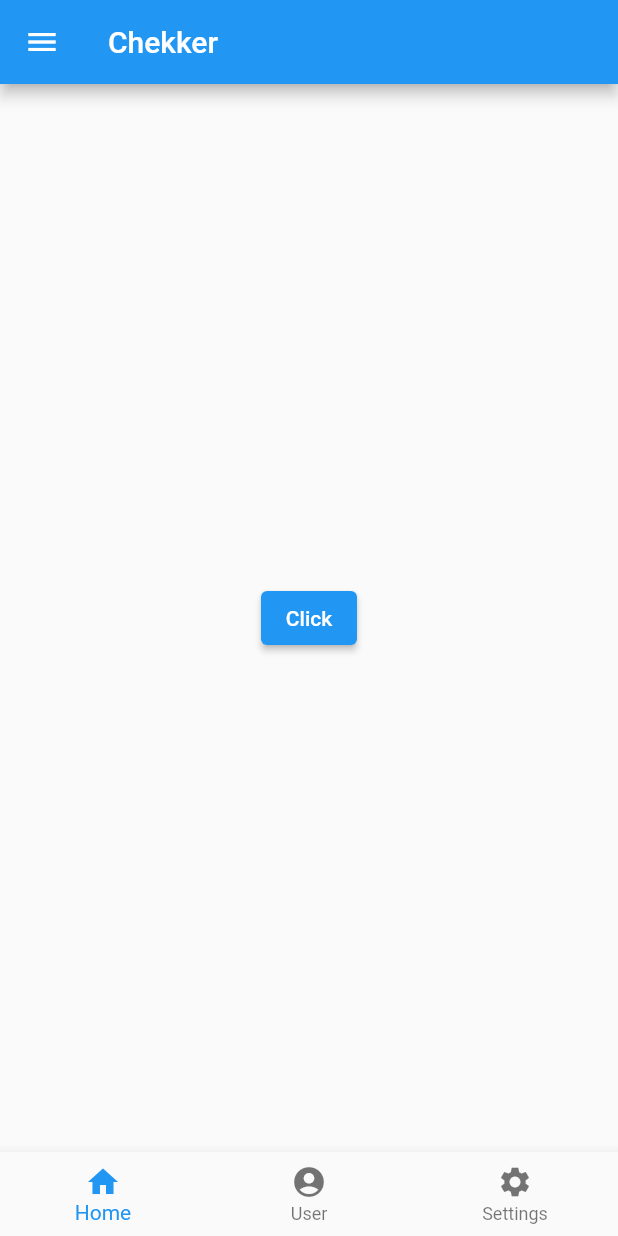
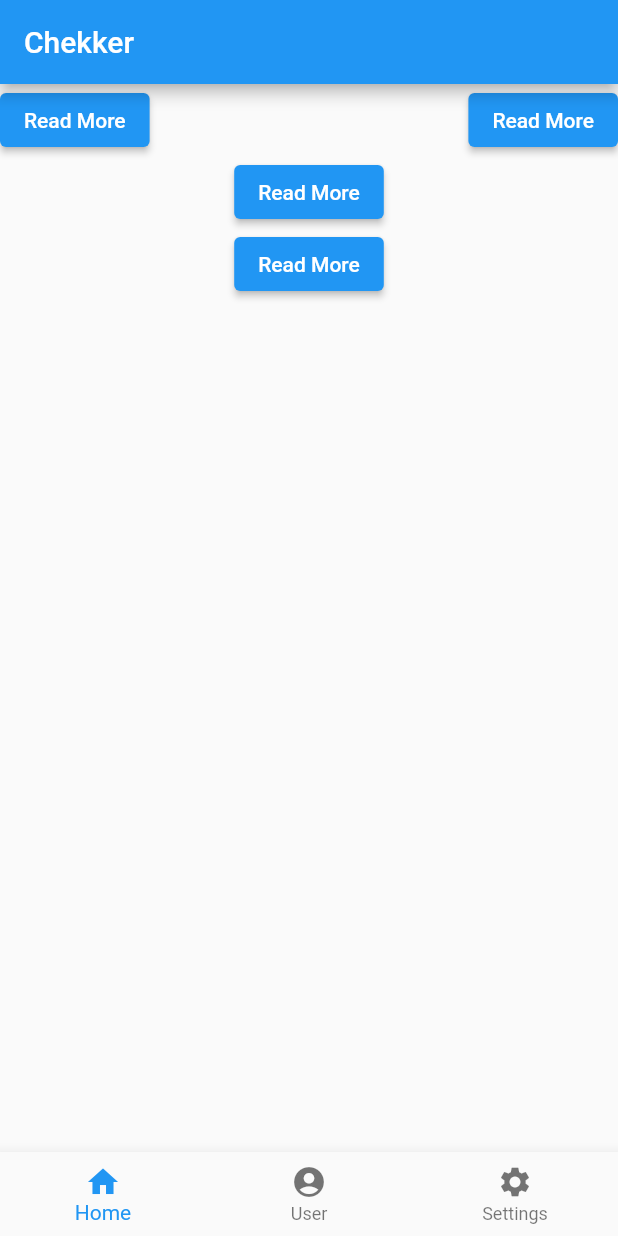
Before and after one commit to Emodot/learn_flutter, a Flutter app: the screen it shows after launch, on a phone screen of 412 x 824 dp. Run offline on Flutter 3.47's test engine with Material 2 defaults, Android fonts, the phone set to English and light mode, and no system bars.

Commit message:
added buttond

```diff
--- a/lib/main.dart
+++ b/lib/main.dart
@@ -3,11 +3,19 @@
 import 'package:flutter/material.dart';
 
 void main() {
-  runApp(const MyApp());
+  runApp(MyApp());
 }
 
-class MyApp extends StatelessWidget {
-  const MyApp({super.key});
+class MyApp extends StatefulWidget {
+  MyApp({super.key});
+
+  @override
+  State<MyApp> createState() => _MyAppState();
+}
+
+class _MyAppState extends State<MyApp> {
+  String btnName = 'Read More';
+  int currentIndex = 0;
 
   // This widget is the root of your application.
   @override
@@ -15,15 +23,64 @@ class MyApp extends StatelessWidget {
     return MaterialApp(
       debugShowCheckedModeBanner: false,
       home: Scaffold(
-        drawer: NavDrawer(),
+        // drawer: NavDrawer(),
         appBar: AppBar(
           title: Text('Chekker'),
         ),
         body: Center(
-            child: ElevatedButton(
-              onPressed: () {},
-              child: Text('Click')
-        )),
+          child: SizedBox(
+            width: double.infinity,
+            height: double.infinity,
+            child: Column(
+              children: [
+                Row(
+                  mainAxisAlignment: MainAxisAlignment.spaceBetween,
+                  crossAxisAlignment: CrossAxisAlignment.center,
+                  children: [
+                    ElevatedButton(
+                      onPressed: () {
+                        setState(() {
+                          btnName = 'Thanks';
+                        });
+                      },
+                      child: Text(btnName),
+                    ),
+                    ElevatedButton(
+                      onPressed: () {
+                        setState(() {
+                          btnName = 'Thanks';
+                        });
+                      },
+                      child: Text(btnName),
+                    ),
+                  ],
+                ),
+                Column(
+                  mainAxisAlignment: MainAxisAlignment.center,
+                  crossAxisAlignment: CrossAxisAlignment.center,
+                  children: [
+                    ElevatedButton(
+                      onPressed: () {
+                        setState(() {
+                          btnName = 'Thanks';
+                        });
+                      },
+                      child: Text(btnName),
+                    ),
+                    ElevatedButton(
+                      onPressed: () {
+                        setState(() {
+                          btnName = 'Thanks';
+                        });
+                      },
+                      child: Text(btnName),
+                    ),
+                  ],
+                ),
+              ],
+            ),
+          ),
+        ),
         bottomNavigationBar: BottomNavigationBar(
           // ignore: prefer_const_literals_to_create_immutables
           items: [
@@ -40,6 +97,12 @@ class MyApp extends StatelessWidget {
               icon: Icon(Icons.settings),
             ),
           ],
+          currentIndex: currentIndex,
+          onTap: (int index) {
+            setState(() {
+              currentIndex = index;
+            });
+          },
         ),
       ),
     );
```
